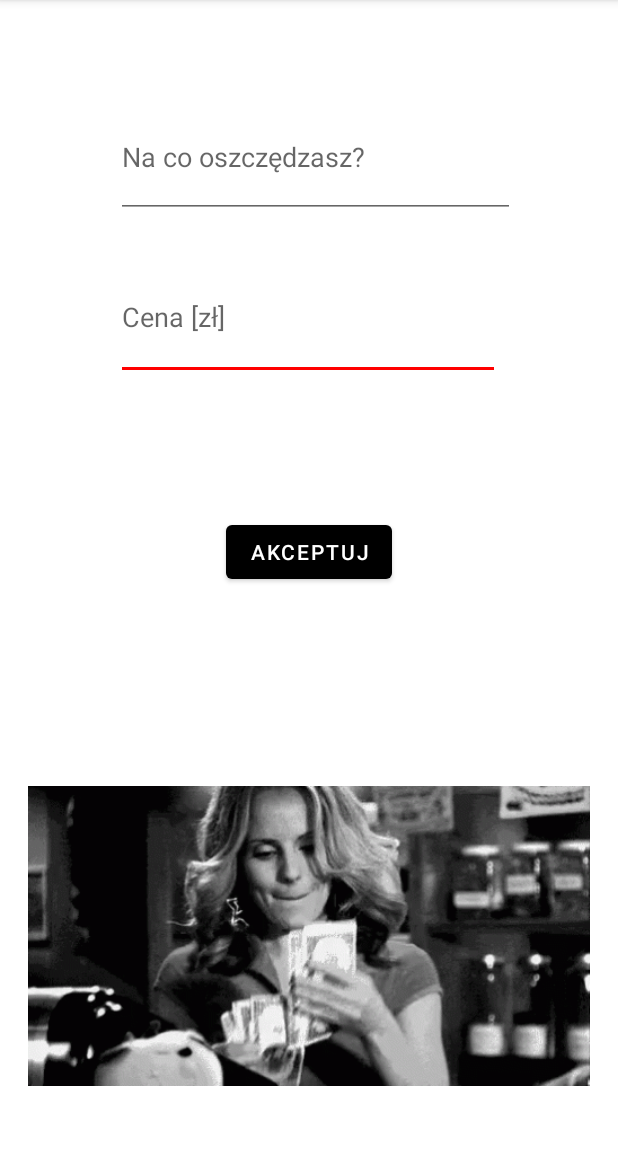
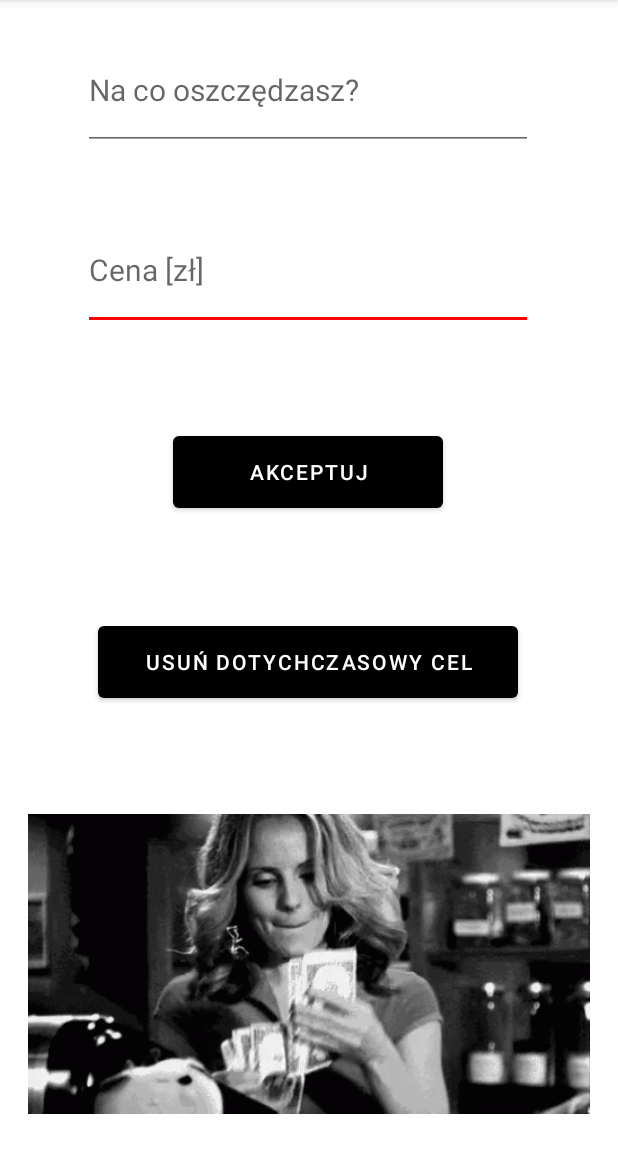
Before and after one commit to staryDziad/StopSmoke, an Android app: the OszczedzajCele screen opened directly, with no data from a screen before it, on a phone screen of 412 x 824 dp, the part 84-1236 px from its top. Run offline under Robolectric (Android 15) with nearby library versions, the phone set to English and light mode, and no system bars; libraries missing offline, so code that uses them is left out: pl.droidsonroids.gif.

Commit message:
koncowka1

```diff
--- a/app/src/main/java/com/example/stopsmoke/OszczedzajCele.kt
+++ b/app/src/main/java/com/example/stopsmoke/OszczedzajCele.kt
@@ -11,78 +11,95 @@ import android.widget.Toast
 class OszczedzajCele : AppCompatActivity() {
 
     private var btAkceptujCele: Button? = null
+    private var btUsunCel: Button? = null
 
     private var cel1: EditText? = null
-    private var cena1 : EditText? = null
-
-    /*private var cena2 : EditText? = null
-    private var cena3 : EditText? = null
-    private var cel2: EditText? = null
-    private var cel3: EditText? = null*/
+    private var cena1: EditText? = null
 
     override fun onCreate(savedInstanceState: Bundle?) {
         super.onCreate(savedInstanceState)
         setContentView(R.layout.activity_oszczedzaj_cele)
         btAkceptujCele = findViewById(R.id.btAkceptujCele)
+        btUsunCel = findViewById(R.id.btUsunCel)
 
         cena1 = findViewById(R.id.edCena_1)
         cel1 = findViewById(R.id.edCel_1)
 
-        /*cena2 = findViewById(R.id.cena2)
-        cena3 = findViewById(R.id.cena3)
-        cel2 = findViewById(R.id.cel2)
-        cel3 = findViewById(R.id.cel3)*/
-
-
-        btAkceptujCele?.setOnClickListener(object: View.OnClickListener{
-            override fun onClick(v: View){
-
-                if(cena1?.text.toString().isNotEmpty() && cel1?.text.toString().isNotEmpty()){
+        btAkceptujCele?.setOnClickListener {
+            if (cena1?.text.toString().isNotEmpty() && cel1?.text.toString().isNotEmpty()) {
                 updateCena1()
                 updateCel1()
                 finish()
                 openActivityBackOszczedzanie()
-                }else{
+            } else {
                 tost()
             }
+        }
 
+        btUsunCel?.setOnClickListener {
+            updateCenaUsun()
+            updateCelUsun()
+            finish()
+            openActivityBackOszczedzanie()
+            tostUsun()
+        }
+    }
 
+    private fun tostUsun() {
+        Toast.makeText(
+            this,
+            "Usunięto dotychczas ustalony cel i jego koszt",
+            Toast.LENGTH_LONG
+        )
+            .show()
+    }
 
-               /* updateCena2()
-                updateCena3()
-                updateCel2()
-                updateCel3()*/
+    private fun updateCelUsun() {
+        val cel = ""
 
+        if (cel != null) {
+            FireStoreClass().updateCel1(this, cel)
+        } else {
+            FireStoreClass().updateCel1(this, "Nie wybrano celu")
         }
-        })
+    }
 
+    private fun updateCenaUsun() {
+        val cena = 0.0
+
+        if (cena != null) {
+            FireStoreClass().updateCena1(this, cena)
+        } else {
+            FireStoreClass().updateCena1(this, 0.0)
         }
-    private fun openActivityBackOszczedzanie(){
+    }
+
+    private fun openActivityBackOszczedzanie() {
         val intent = Intent(this, Oszczedzaj::class.java)
         startActivity(intent)
     }
 
-    private fun updateCena1(){
+    private fun updateCena1() {
         val cena = cena1?.text.toString().toDouble()
 
-        if(cena != null) {
+        if (cena != null) {
             FireStoreClass().updateCena1(this, cena)
-        }else {
+        } else {
             FireStoreClass().updateCena1(this, 0.0)
         }
     }
 
-    private fun updateCel1(){
+    private fun updateCel1() {
         val cel = cel1?.text.toString()
 
-        if(cel != null) {
+        if (cel != null) {
             FireStoreClass().updateCel1(this, cel)
-        }else {
+        } else {
             FireStoreClass().updateCel1(this, "Nie wybrano celu")
         }
     }
 
-    private fun tost(){
+    private fun tost() {
         Toast.makeText(
             this,
             "Uzupełnij oba pola",
@@ -91,44 +108,4 @@ class OszczedzajCele : AppCompatActivity() {
             .show()
     }
 
-    /*private fun updateCena2(){
-        val cena = cena2?.text.toString().toDouble()
-
-        if(cena != null) {
-            FireStoreClass().updateCena2(this, cena)
-        }else {
-            FireStoreClass().updateCena2(this, 0.0)
 }
-    }
-    private fun updateCena3(){
-        val cena = cena3?.text.toString().toDouble()
-
-        if(cena != null) {
-            FireStoreClass().updateCena3(this, cena)
-        }else {
-            FireStoreClass().updateCena3(this, 0.0)
-        }
-    }
-
-
-    private fun updateCel2(){
-        val cel = cel2?.text.toString()
-
-        if(cel != null) {
-            FireStoreClass().updateCel2(this, cel)
-        }else {
-            FireStoreClass().updateCel2(this, "Nie wybrano celu")
-        }
-    }
-    private fun updateCel3(){
-        val cel = cel3?.text.toString()
-
-        if(cel != null) {
-            FireStoreClass().updateCel3(this, cel)
-        }else {
-            FireStoreClass().updateCel3(this, "Nie wybrano celu")
-        }
-    }*/
-
-
-}
--- a/app/src/main/java/com/example/stopsmoke/User.kt
+++ b/app/src/main/java/com/example/stopsmoke/User.kt
@@ -11,9 +11,5 @@ class User(
     val dataOstatniego: Timestamp = Timestamp.now(),
     val wykresWagi: Map<String, Double>? = emptyMap<String, Double>(),
     val cel1: String = "",
-    val cena1: Double = 0.0,
-    val cel2: String = "",
-    val cena2: Double = 0.0,
-    val cel3: String = "",
-    val cena3: Double = 0.0
+    val cena1: Double = 0.0
 )
--- a/app/src/main/res/layout/activity_main.xml
+++ b/app/src/main/res/layout/activity_main.xml
@@ -94,7 +94,8 @@
         app:layout_constraintHorizontal_bias="0.542"
         app:layout_constraintStart_toEndOf="@+id/imPapieros"
         app:layout_constraintTop_toTopOf="parent"
-        app:layout_constraintVertical_bias="0.745" />
+        app:layout_constraintVertical_bias="0.745"
+        />
 
     <TextView
         android:id="@+id/txZaoszczedzilesX"
--- a/app/src/main/res/layout/activity_oszczedzaj_cele.xml
+++ b/app/src/main/res/layout/activity_oszczedzaj_cele.xml
@@ -9,41 +9,60 @@
 
     <EditText
         android:id="@+id/edCena_1"
-        android:layout_width="256dp"
-        android:layout_height="84dp"
-        android:layout_marginTop="24dp"
+        android:layout_width="300dp"
+        android:layout_height="80dp"
+        android:layout_marginTop="40dp"
+        android:layout_marginBottom="40dp"
         android:ems="10"
         android:hint="Cena [zł]"
         android:inputType="numberDecimal"
+        android:textSize="20sp"
+        app:layout_constraintBottom_toTopOf="@+id/btAkceptujCele"
         app:layout_constraintEnd_toEndOf="parent"
-        app:layout_constraintHorizontal_bias="0.496"
+        app:layout_constraintHorizontal_bias="0.495"
         app:layout_constraintStart_toStartOf="parent"
-        app:layout_constraintTop_toBottomOf="@+id/edCel_1" />
+        app:layout_constraintTop_toBottomOf="@+id/edCel_1"
+        app:layout_constraintVertical_bias="0.0" />
 
     <EditText
         android:id="@+id/edCel_1"
-        android:layout_width="266dp"
-        android:layout_height="81dp"
-        android:layout_marginTop="64dp"
+        android:layout_width="300dp"
+        android:layout_height="80dp"
+        android:layout_marginTop="20dp"
         android:ems="10"
         android:hint="Na co oszczędzasz?"
         android:inputType="textPersonName"
+        android:textSize="20sp"
         app:layout_constraintEnd_toEndOf="parent"
-        app:layout_constraintHorizontal_bias="0.531"
+        app:layout_constraintHorizontal_bias="0.495"
         app:layout_constraintStart_toStartOf="parent"
         app:layout_constraintTop_toTopOf="parent" />
 
     <Button
         android:id="@+id/btAkceptujCele"
-        android:layout_width="wrap_content"
-        android:layout_height="wrap_content"
-        android:layout_marginTop="80dp"
+        android:layout_width="180dp"
+        android:layout_height="60dp"
+        android:gravity="center"
         android:text="Akceptuj"
-        app:layout_constraintBottom_toTopOf="@+id/imGifMoney"
+        app:layout_constraintBottom_toBottomOf="parent"
         app:layout_constraintEnd_toEndOf="parent"
+        app:layout_constraintHorizontal_bias="0.497"
         app:layout_constraintStart_toStartOf="parent"
-        app:layout_constraintTop_toBottomOf="@+id/edCena_1"
-        app:layout_constraintVertical_bias="0.075" />
+        app:layout_constraintTop_toTopOf="parent"
+        app:layout_constraintVertical_bias="0.402" />
+
+    <Button
+        android:id="@+id/btUsunCel"
+        android:layout_width="280dp"
+        android:layout_height="60dp"
+        android:gravity="center"
+        android:text="USUŃ DOTYCHCZASOWY CEL"
+        app:layout_constraintBottom_toBottomOf="parent"
+        app:layout_constraintEnd_toEndOf="parent"
+        app:layout_constraintHorizontal_bias="0.496"
+        app:layout_constraintStart_toStartOf="parent"
+        app:layout_constraintTop_toTopOf="parent"
+        app:layout_constraintVertical_bias="0.581" />
 
     <pl.droidsonroids.gif.GifImageView
         android:id="@+id/imGifMoney"
@@ -51,9 +70,7 @@
         android:layout_height="200dp"
         android:layout_alignParentTop="true"
         android:layout_centerHorizontal="true"
-
-
-        android:layout_marginBottom="44dp"
+        android:layout_marginBottom="25dp"
         android:src="@drawable/moneygif"
         app:layout_constraintBottom_toBottomOf="parent"
         app:layout_constraintEnd_toEndOf="parent"
--- a/app/src/main/res/layout/cel1_popup.xml
+++ b/app/src/main/res/layout/cel1_popup.xml
@@ -10,9 +10,9 @@
         android:id="@+id/textView6"
         android:layout_width="match_parent"
         android:layout_height="wrap_content"
-        android:text="Zacznij oszczędzać! \n Ustaw sobie konkretny cel i zobacz swój postep \n Im dłużej nie palisz, tym szybciej zakupisz swój wymarzony cel!"
+        android:text="Zacznij oszczędzać! \n Ustaw konkretny cel i zobacz swój postep. \n Im dłużej nie palisz, tym szybciej zgromadzisz środki na wymarzony cel!"
         android:gravity="center"
-        android:textSize="20dp"
+        android:textSize="20sp"
         android:textStyle="bold"/>
 
     <LinearLayout
--- a/app/src/main/res/layout/help_osiagniecia_popup.xml
+++ b/app/src/main/res/layout/help_osiagniecia_popup.xml
@@ -10,10 +10,10 @@
         android:id="@+id/textView5"
         android:layout_width="match_parent"
         android:layout_height="wrap_content"
-        android:text="Sprawdzaj swoje postępy przez zdobywane trofea \n Im dłużej nie palisz, tym więcej ich uzyskasz!"
         android:gravity="center"
-        android:textSize="20dp"
-        android:textStyle="bold"/>
+        android:text="Sprawdzaj swoje postępy przez zdobywane trofea \n Im dłużej nie palisz, tym więcej ich zyskasz!"
+        android:textSize="20sp"
+        android:textStyle="bold" />
     <LinearLayout
         android:layout_width="wrap_content"
         android:layout_height="wrap_content"
--- a/app/src/main/res/layout/popup_nie_osiagniety_cel.xml
+++ b/app/src/main/res/layout/popup_nie_osiagniety_cel.xml
@@ -9,8 +9,9 @@
 
     <ImageView
         android:id="@+id/imageView"
-        android:layout_width="wrap_content"
-        android:layout_height="wrap_content"
+        android:layout_width="330dp"
+        android:layout_height="386dp"
+        android:layout_centerInParent="true"
         android:scaleType="fitCenter"
         app:srcCompat="@drawable/dlugadroga" />
 </RelativeLayout>
```
Also changed, not shown: app/src/main/AndroidManifest.xml (+24 -15 lines), app/src/main/java/com/example/stopsmoke/DaneDoRejestracji.kt (+6 -7 lines), app/src/main/java/com/example/stopsmoke/FireStoreClass.kt (+0 -29 lines), app/src/main/java/com/example/stopsmoke/LoginActivity.kt (+5 -3 lines), app/src/main/java/com/example/stopsmoke/MainActivity.kt (+16 -2 lines), app/src/main/java/com/example/stopsmoke/Osiagniecia.kt (+15 -40 lines), app/src/main/java/com/example/stopsmoke/Oszczedzaj.kt (+14 -43 lines), app/src/main/res/layout/activity_dane_do_rejestracji.xml (+14 -16 lines), app/src/main/res/layout/activity_osiagniecia.xml (+50 -56 lines), app/src/main/res/layout/activity_oszczedzaj.xml (+25 -25 lines), app/src/main/res/layout/popup_osiagniety_cel.xml (+7 -2 lines). Lines whose indentation alone changed are shown as unchanged.
